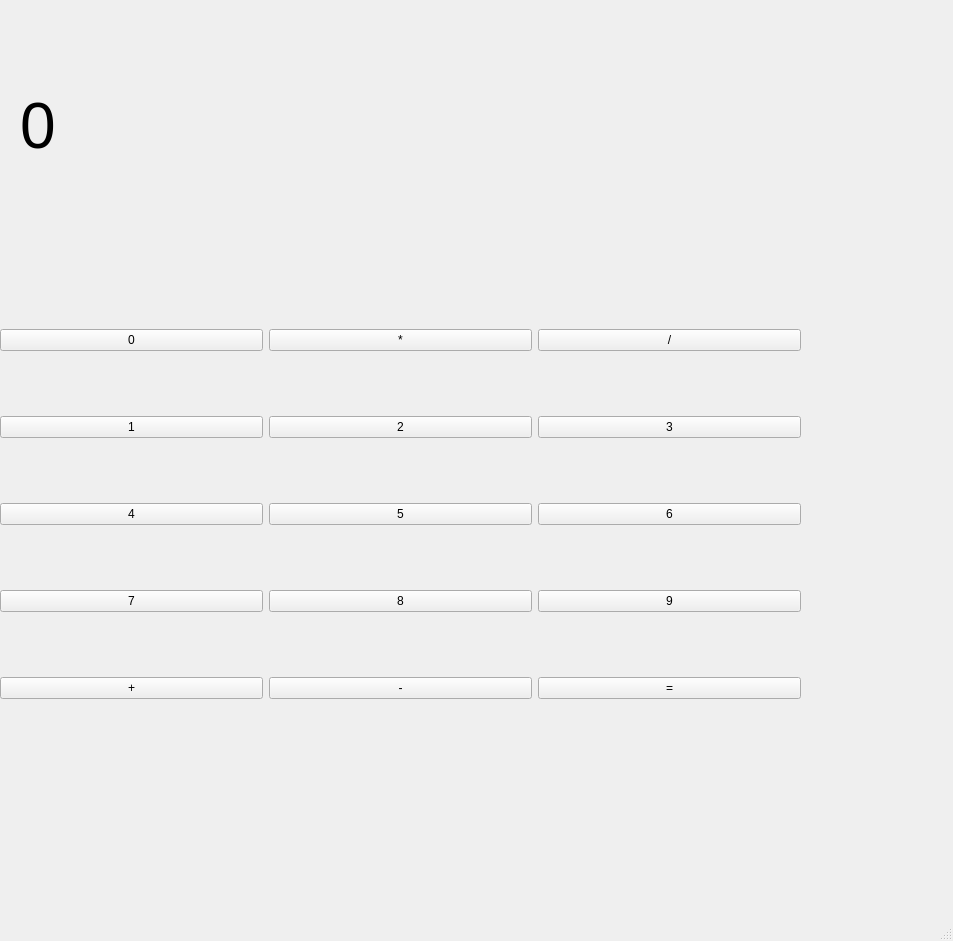
alexsandr133/CalculatorBasic, file mainwindow.ui: the form before one commit.
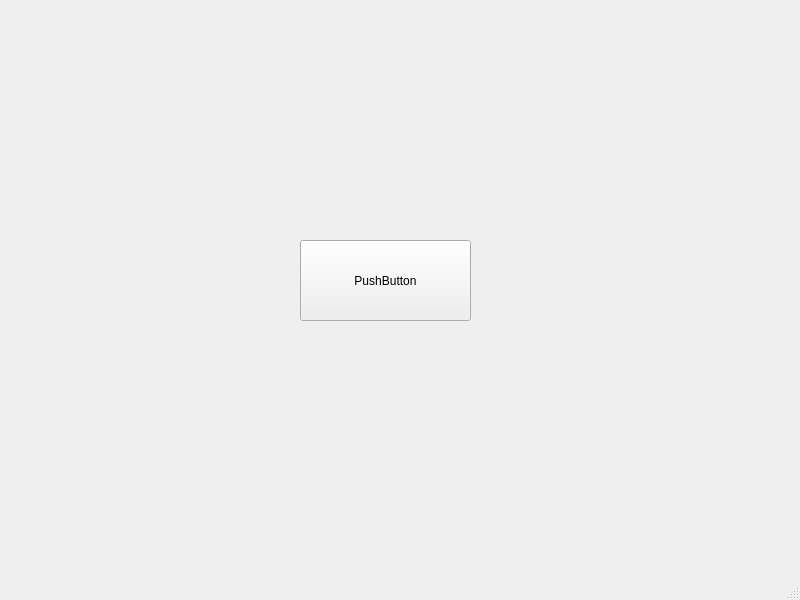
The form after the commit.

Patch:
```diff
--- a/mainwindow.ui
+++ b/mainwindow.ui
@@ -6,151 +6,25 @@
    <rect>
     <x>0</x>
     <y>0</y>
-    <width>953</width>
-    <height>941</height>
+    <width>800</width>
+    <height>600</height>
    </rect>
   </property>
   <property name="windowTitle">
    <string>MainWindow</string>
   </property>
-  <property name="styleSheet">
-   <string notr="true">font: 48pt &quot;Segoe UI&quot;;</string>
-  </property>
   <widget class="QWidget" name="centralwidget">
-   <widget class="QWidget" name="gridLayoutWidget">
+   <widget class="QPushButton" name="pushButton">
     <property name="geometry">
      <rect>
-      <x>0</x>
-      <y>270</y>
-      <width>801</width>
-      <height>491</height>
+      <x>300</x>
+      <y>240</y>
+      <width>171</width>
+      <height>81</height>
      </rect>
-    </property>
-    <layout class="QGridLayout" name="gridLayout_2">
-     <item row="1" column="2">
-      <widget class="QPushButton" name="button_3">
-       <property name="text">
-        <string>3</string>
-       </property>
-      </widget>
-     </item>
-     <item row="3" column="2">
-      <widget class="QPushButton" name="button_9">
-       <property name="text">
-        <string>9</string>
-       </property>
-      </widget>
-     </item>
-     <item row="3" column="1">
-      <widget class="QPushButton" name="button_8">
-       <property name="text">
-        <string>8</string>
-       </property>
-      </widget>
-     </item>
-     <item row="1" column="1">
-      <widget class="QPushButton" name="button_2">
-       <property name="text">
-        <string>2</string>
-       </property>
-      </widget>
-     </item>
-     <item row="3" column="0">
-      <widget class="QPushButton" name="button_7">
-       <property name="text">
-        <string>7</string>
-       </property>
-      </widget>
-     </item>
-     <item row="2" column="2">
-      <widget class="QPushButton" name="button_6">
-       <property name="text">
-        <string>6</string>
-       </property>
-      </widget>
-     </item>
-     <item row="2" column="1">
-      <widget class="QPushButton" name="button_5">
-       <property name="text">
-        <string>5</string>
-       </property>
-      </widget>
-     </item>
-     <item row="2" column="0">
-      <widget class="QPushButton" name="button_4">
-       <property name="text">
-        <string>4</string>
-       </property>
-      </widget>
-     </item>
-     <item row="4" column="2">
-      <widget class="QPushButton" name="pushButton_4">
-       <property name="text">
-        <string>=</string>
-       </property>
-      </widget>
-     </item>
-     <item row="1" column="0">
-      <widget class="QPushButton" name="button_1">
-       <property name="enabled">
-        <bool>true</bool>
-       </property>
-       <property name="text">
-        <string>1</string>
-       </property>
-      </widget>
-     </item>
-     <item row="4" column="1">
-      <widget class="QPushButton" name="button_minus">
-       <property name="text">
-        <string>-</string>
-       </property>
-      </widget>
-     </item>
-     <item row="4" column="0">
-      <widget class="QPushButton" name="button_plus">
-       <property name="text">
-        <string>+</string>
-       </property>
-      </widget>
-     </item>
-     <item row="0" column="0">
-      <widget class="QPushButton" name="button_0">
-       <property name="text">
-        <string>0</string>
-       </property>
-      </widget>
-     </item>
-     <item row="0" column="1">
-      <widget class="QPushButton" name="pushButton_2">
-       <property name="text">
-        <string>*</string>
-       </property>
-      </widget>
-     </item>
-     <item row="0" column="2">
-      <widget class="QPushButton" name="pushButton_3">
-       <property name="text">
-        <string>/</string>
-       </property>
-      </widget>
-     </item>
-    </layout>
-   </widget>
-   <widget class="QLabel" name="display">
-    <property name="geometry">
-     <rect>
-      <x>20</x>
-      <y>50</y>
-      <width>741</width>
-      <height>151</height>
-     </rect>
-    </property>
-    <property name="styleSheet">
-     <string notr="true">font-size: 48pt;</string>
     </property>
     <property name="text">
-     <string>0</string>
+     <string>PushButton</string>
     </property>
    </widget>
   </widget>
```
Left out of the diff: 4 changed lines with no effect on the pictures.
